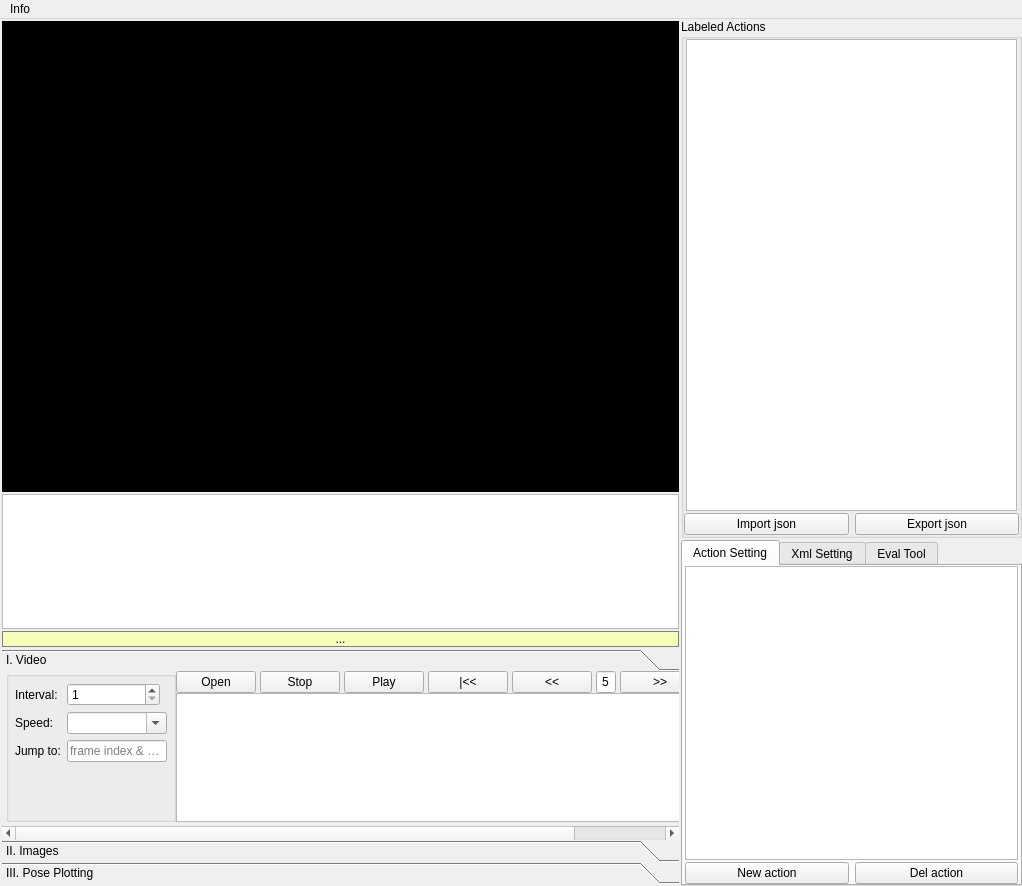
Qt form view/ui_from_creator/mainwindow.ui (ZDL-Git/ActionLabeller) before a commit.
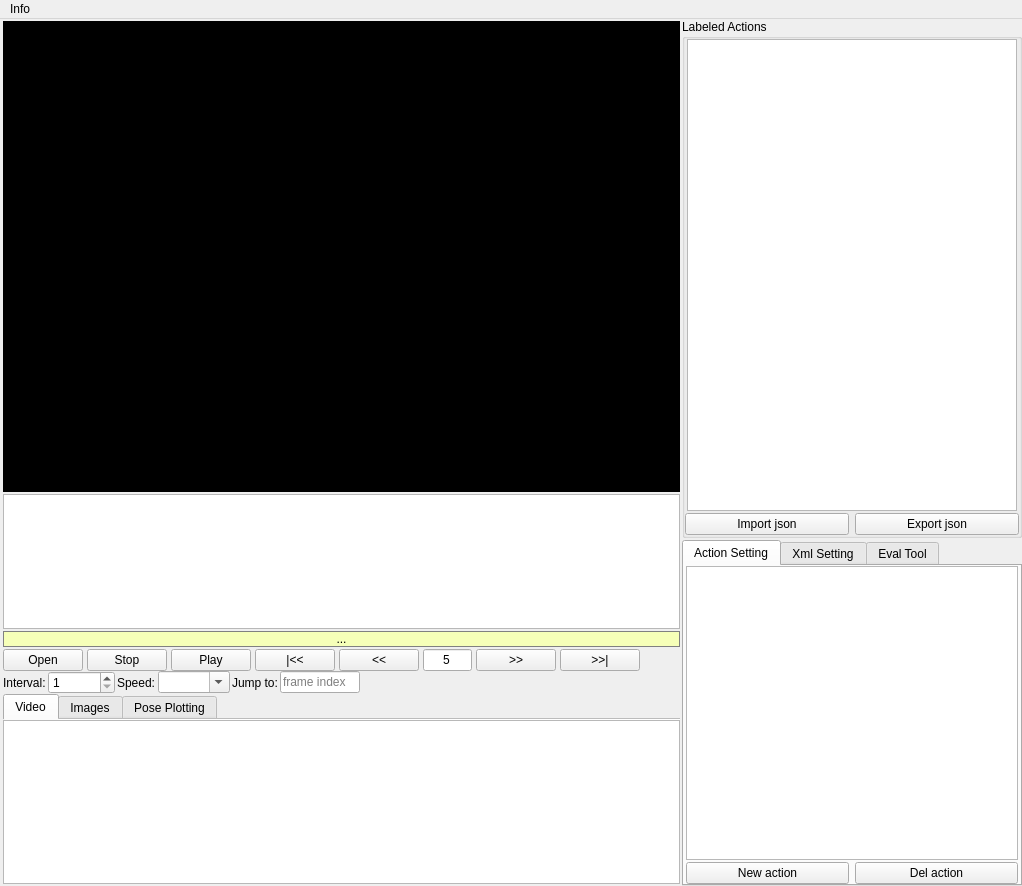
The same form after that commit. Custom widgets are drawn as their Qt base class.

Patch:
```diff
--- a/view/ui_from_creator/mainwindow.ui
+++ b/view/ui_from_creator/mainwindow.ui
@@ -34,7 +34,7 @@
      <enum>QLayout::SetDefaultConstraint</enum>
     </property>
     <property name="leftMargin">
-     <number>0</number>
+     <number>1</number>
     </property>
     <property name="topMargin">
      <number>0</number>
@@ -239,83 +239,9 @@
         </item>
         <item>
          <layout class="QVBoxLayout" name="verticalLayout_2">
-          <property name="topMargin">
-           <number>0</number>
-          </property>
-          <property name="rightMargin">
-           <number>0</number>
-          </property>
-          <item>
-           <widget class="QToolBox" name="tool_box">
-            <property name="enabled">
-             <bool>true</bool>
-            </property>
-            <property name="sizePolicy">
-             <sizepolicy hsizetype="Ignored" vsizetype="Preferred">
-              <horstretch>0</horstretch>
-              <verstretch>0</verstretch>
-             </sizepolicy>
-            </property>
-            <property name="minimumSize">
-             <size>
-              <width>0</width>
-              <height>0</height>
-             </size>
-            </property>
-            <property name="baseSize">
-             <size>
-              <width>0</width>
-              <height>0</height>
-             </size>
-            </property>
-            <property name="styleSheet">
-             <string notr="true"/>
-            </property>
-            <property name="currentIndex">
-             <number>0</number>
-            </property>
-            <property name="tabSpacing">
-             <number>0</number>
-            </property>
-            <widget class="QWidget" name="page">
-             <property name="geometry">
-              <rect>
-               <x>0</x>
-               <y>0</y>
-               <width>674</width>
-               <height>159</height>
-              </rect>
-             </property>
-             <attribute name="label">
-              <string>I. Video</string>
-             </attribute>
-             <layout class="QGridLayout" name="gridLayout_5">
-              <property name="leftMargin">
-               <number>4</number>
-              </property>
-              <property name="topMargin">
-               <number>0</number>
-              </property>
-              <property name="rightMargin">
-               <number>4</number>
-              </property>
-              <property name="bottomMargin">
-               <number>4</number>
-              </property>
-              <property name="horizontalSpacing">
-               <number>0</number>
-              </property>
-              <property name="verticalSpacing">
-               <number>6</number>
-              </property>
-              <item row="0" column="0">
-               <layout class="QHBoxLayout" name="horizontalLayout_2" stretch="0,0">
                 <property name="spacing">
                  <number>0</number>
                 </property>
-                <property name="leftMargin">
-                 <number>0</number>
-                </property>
                 <property name="topMargin">
                  <number>0</number>
                 </property>
@@ -326,146 +252,13 @@
                  <number>0</number>
                 </property>
                 <item>
-                 <widget class="QGroupBox" name="groupBox">
-                  <property name="title">
-                   <string/>
-                  </property>
-                  <layout class="QGridLayout" name="gridLayout_7">
-                   <property name="leftMargin">
-                    <number>6</number>
-                   </property>
-                   <property name="topMargin">
-                    <number>6</number>
-                   </property>
-                   <property name="rightMargin">
-                    <number>6</number>
-                   </property>
-                   <property name="bottomMargin">
-                    <number>6</number>
-                   </property>
-                   <item row="0" column="0">
-                    <layout class="QFormLayout" name="formLayout_2">
-                     <property name="labelAlignment">
-                      <set>Qt::AlignLeading|Qt::AlignLeft|Qt::AlignVCenter</set>
-                     </property>
-                     <property name="formAlignment">
-                      <set>Qt::AlignLeading|Qt::AlignLeft|Qt::AlignTop</set>
-                     </property>
-                     <property name="leftMargin">
-                      <number>0</number>
-                     </property>
-                     <item row="1" column="0">
-                      <widget class="QLabel" name="label_2">
-                       <property name="text">
-                        <string>Interval:</string>
-                       </property>
-                      </widget>
-                     </item>
-                     <item row="3" column="0">
-                      <widget class="QLabel" name="label">
-                       <property name="text">
-                        <string>Speed:</string>
-                       </property>
-                      </widget>
-                     </item>
-                     <item row="5" column="1">
-                      <widget class="QLineEdit" name="input_jumpto">
-                       <property name="sizePolicy">
-                        <sizepolicy hsizetype="Fixed" vsizetype="Fixed">
-                         <horstretch>0</horstretch>
-                         <verstretch>0</verstretch>
-                        </sizepolicy>
-                       </property>
-                       <property name="minimumSize">
-                        <size>
-                         <width>90</width>
-                         <height>0</height>
-                        </size>
-                       </property>
-                       <property name="text">
-                        <string/>
-                       </property>
-                       <property name="alignment">
-                        <set>Qt::AlignLeading|Qt::AlignLeft|Qt::AlignVCenter</set>
-                       </property>
-                       <property name="placeholderText">
-                        <string>frame index &amp; enter</string>
-                       </property>
-                      </widget>
-                     </item>
-                     <item row="5" column="0">
-                      <widget class="QLabel" name="label_3">
-                       <property name="text">
-                        <string>Jump to:</string>
-                       </property>
-                      </widget>
-                     </item>
-                     <item row="3" column="1">
-                      <widget class="QComboBox" name="combo_speed">
-                       <property name="sizePolicy">
-                        <sizepolicy hsizetype="Fixed" vsizetype="Fixed">
-                         <horstretch>0</horstretch>
-                         <verstretch>0</verstretch>
-                        </sizepolicy>
-                       </property>
-                       <property name="minimumSize">
-                        <size>
-                         <width>100</width>
-                         <height>0</height>
-                        </size>
-                       </property>
-                       <property name="styleSheet">
-                        <string notr="true"/>
-                       </property>
-                       <property name="inputMethodHints">
-                        <set>Qt::ImhNone</set>
-                       </property>
-                       <property name="editable">
-                        <bool>true</bool>
-                       </property>
-                      </widget>
-                     </item>
-                     <item row="1" column="1">
-                      <widget class="QSpinBox" name="spin_interval">
-                       <property name="sizePolicy">
-                        <sizepolicy hsizetype="Fixed" vsizetype="Fixed">
-                         <horstretch>0</horstretch>
-                         <verstretch>0</verstretch>
-                        </sizepolicy>
-                       </property>
-                       <property name="minimumSize">
-                        <size>
-                         <width>93</width>
-                         <height>0</height>
-                        </size>
-                       </property>
-                       <property name="alignment">
-                        <set>Qt::AlignLeading|Qt::AlignLeft|Qt::AlignVCenter</set>
-                       </property>
-                       <property name="minimum">
-                        <number>1</number>
-                       </property>
-                       <property name="maximum">
-                        <number>100000</number>
-                       </property>
-                      </widget>
-                     </item>
-                    </layout>
-                   </item>
-                  </layout>
-                 </widget>
-                </item>
-                <item>
-                 <layout class="QVBoxLayout" name="verticalLayout_7">
+           <layout class="QVBoxLayout" name="verticalLayout_4">
                   <property name="spacing">
                    <number>0</number>
                   </property>
                   <property name="topMargin">
                    <number>0</number>
                   </property>
-                  <property name="rightMargin">
-                   <number>0</number>
-                  </property>
                   <property name="bottomMargin">
                    <number>0</number>
                   </property>
@@ -602,76 +395,155 @@
                       </property>
                      </widget>
                     </item>
-                   </layout>
-                  </item>
                   <item>
-                   <layout class="QHBoxLayout" name="horizontalLayout_5">
-                    <property name="topMargin">
-                     <number>0</number>
-                    </property>
-                   </layout>
-                  </item>
-                  <item>
-                   <widget class="QTextBrowser" name="textBrowser"/>
-                  </item>
-                 </layout>
-                </item>
-               </layout>
-              </item>
-             </layout>
-            </widget>
-            <widget class="QWidget" name="page_2">
-             <property name="geometry">
-              <rect>
-               <x>0</x>
-               <y>0</y>
-               <width>674</width>
-               <height>159</height>
-              </rect>
-             </property>
-             <attribute name="label">
-              <string>II. Images</string>
-             </attribute>
-             <layout class="QGridLayout" name="gridLayout_3" rowstretch="0,0,0,0">
-              <property name="leftMargin">
-               <number>4</number>
-              </property>
-              <property name="topMargin">
-               <number>0</number>
-              </property>
-              <property name="rightMargin">
-               <number>4</number>
-              </property>
-              <property name="bottomMargin">
-               <number>4</number>
-              </property>
-              <property name="verticalSpacing">
-               <number>0</number>
-              </property>
-              <item row="0" column="0">
-               <layout class="QHBoxLayout" name="horizontalLayout_4" stretch="0,0">
+               <spacer name="horizontalSpacer_5">
+                <property name="orientation">
+                 <enum>Qt::Horizontal</enum>
+                </property>
+                <property name="sizeHint" stdset="0">
+                 <size>
+                  <width>40</width>
+                  <height>20</height>
+                 </size>
+                </property>
+               </spacer>
+              </item>
+             </layout>
+            </item>
+            <item>
+             <layout class="QHBoxLayout" name="horizontalLayout_4">
                 <property name="spacing">
-                 <number>0</number>
+               <number>2</number>
                 </property>
                 <property name="topMargin">
                  <number>0</number>
                 </property>
-                <property name="rightMargin">
-                 <number>0</number>
-                </property>
                 <property name="bottomMargin">
                  <number>0</number>
                 </property>
                 <item>
-                 <widget class="QPushButton" name="pushButton">
+               <widget class="QLabel" name="label_2">
                   <property name="sizePolicy">
+                 <sizepolicy hsizetype="Minimum" vsizetype="Preferred">
+                  <horstretch>0</horstretch>
+                  <verstretch>0</verstretch>
+                 </sizepolicy>
+                </property>
+                <property name="text">
+                 <string>Interval:</string>
+                </property>
+               </widget>
+              </item>
+              <item>
+               <widget class="QSpinBox" name="spin_interval">
+                <property name="sizePolicy">
                    <sizepolicy hsizetype="Fixed" vsizetype="Fixed">
                     <horstretch>0</horstretch>
                     <verstretch>0</verstretch>
                    </sizepolicy>
                   </property>
+                <property name="minimumSize">
+                 <size>
+                  <width>53</width>
+                  <height>0</height>
+                 </size>
+                </property>
+                <property name="alignment">
+                 <set>Qt::AlignLeading|Qt::AlignLeft|Qt::AlignVCenter</set>
+                </property>
+                <property name="minimum">
+                 <number>1</number>
+                </property>
+                <property name="maximum">
+                 <number>100000</number>
+                </property>
+               </widget>
+              </item>
+              <item>
+               <widget class="QLabel" name="label">
+                <property name="sizePolicy">
+                 <sizepolicy hsizetype="Minimum" vsizetype="Preferred">
+                  <horstretch>0</horstretch>
+                  <verstretch>0</verstretch>
+                 </sizepolicy>
+                </property>
                   <property name="text">
-                   <string>Open</string>
+                 <string>Speed:</string>
+                </property>
+               </widget>
+              </item>
+              <item>
+               <widget class="QComboBox" name="combo_speed">
+                <property name="sizePolicy">
+                 <sizepolicy hsizetype="Fixed" vsizetype="Fixed">
+                  <horstretch>0</horstretch>
+                  <verstretch>0</verstretch>
+                 </sizepolicy>
+                </property>
+                <property name="minimumSize">
+                 <size>
+                  <width>60</width>
+                  <height>0</height>
+                 </size>
+                </property>
+                <property name="styleSheet">
+                 <string notr="true"/>
+                </property>
+                <property name="inputMethodHints">
+                 <set>Qt::ImhNone</set>
+                </property>
+                <property name="editable">
+                 <bool>true</bool>
+                </property>
+               </widget>
+              </item>
+              <item>
+               <widget class="QLabel" name="label_3">
+                <property name="sizePolicy">
+                 <sizepolicy hsizetype="Minimum" vsizetype="Preferred">
+                  <horstretch>0</horstretch>
+                  <verstretch>0</verstretch>
+                 </sizepolicy>
+                </property>
+                <property name="text">
+                 <string>Jump to:</string>
+                </property>
+               </widget>
+              </item>
+              <item>
+               <widget class="QLineEdit" name="input_jumpto">
+                <property name="sizePolicy">
+                 <sizepolicy hsizetype="Fixed" vsizetype="Fixed">
+                  <horstretch>0</horstretch>
+                  <verstretch>0</verstretch>
+                 </sizepolicy>
+                </property>
+                <property name="minimumSize">
+                 <size>
+                  <width>60</width>
+                  <height>0</height>
+                 </size>
+                </property>
+                <property name="maximumSize">
+                 <size>
+                  <width>80</width>
+                  <height>16777215</height>
+                 </size>
+                </property>
+                <property name="baseSize">
+                 <size>
+                  <width>0</width>
+                  <height>0</height>
+                 </size>
+                </property>
+                <property name="text">
+                 <string/>
+                </property>
+                <property name="alignment">
+                 <set>Qt::AlignLeading|Qt::AlignLeft|Qt::AlignVCenter</set>
+                </property>
+                <property name="placeholderText">
+                 <string>frame index</string>
                   </property>
                  </widget>
                 </item>
@@ -690,7 +562,94 @@
                 </item>
                </layout>
               </item>
-              <item row="3" column="0">
+           </layout>
+          </item>
+          <item>
+           <widget class="QTabWidget" name="tab_media">
+            <property name="currentIndex">
+             <number>0</number>
+            </property>
+            <property name="documentMode">
+             <bool>true</bool>
+            </property>
+            <widget class="QWidget" name="tab_video">
+             <attribute name="title">
+              <string>Video</string>
+             </attribute>
+             <layout class="QGridLayout" name="gridLayout">
+              <property name="leftMargin">
+               <number>0</number>
+              </property>
+              <property name="topMargin">
+               <number>0</number>
+              </property>
+              <property name="rightMargin">
+               <number>0</number>
+              </property>
+              <property name="bottomMargin">
+               <number>0</number>
+              </property>
+              <item row="0" column="0">
+               <layout class="QHBoxLayout" name="horizontalLayout_2" stretch="0">
+                <property name="spacing">
+                 <number>0</number>
+                </property>
+                <property name="leftMargin">
+                 <number>0</number>
+                </property>
+                <property name="topMargin">
+                 <number>0</number>
+                </property>
+                <property name="rightMargin">
+                 <number>0</number>
+                </property>
+                <property name="bottomMargin">
+                 <number>0</number>
+                </property>
+                <item>
+                 <layout class="QVBoxLayout" name="verticalLayout_7">
+                  <property name="spacing">
+                   <number>0</number>
+                  </property>
+                  <property name="topMargin">
+                   <number>0</number>
+                  </property>
+                  <property name="rightMargin">
+                   <number>0</number>
+                  </property>
+                  <property name="bottomMargin">
+                   <number>0</number>
+                  </property>
+                  <item>
+                   <widget class="QTextBrowser" name="textBrowser"/>
+                  </item>
+                 </layout>
+                </item>
+               </layout>
+              </item>
+             </layout>
+            </widget>
+            <widget class="QWidget" name="tab_image">
+             <attribute name="title">
+              <string>Images</string>
+             </attribute>
+             <layout class="QGridLayout" name="gridLayout_3">
+              <property name="leftMargin">
+               <number>0</number>
+              </property>
+              <property name="topMargin">
+               <number>0</number>
+              </property>
+              <property name="rightMargin">
+               <number>0</number>
+              </property>
+              <property name="bottomMargin">
+               <number>0</number>
+              </property>
+              <property name="verticalSpacing">
+               <number>0</number>
+              </property>
+              <item row="1" column="0" rowspan="2" colspan="2">
                <layout class="QVBoxLayout" name="verticalLayout_6">
                 <item>
                  <widget class="QListView" name="listView_2">
@@ -746,25 +705,22 @@
               </item>
              </layout>
             </widget>
-            <widget class="QWidget" name="page_3">
-             <attribute name="label">
-              <string>III. Pose Plotting</string>
+            <widget class="QWidget" name="tab_pose">
+             <attribute name="title">
+              <string>Pose Plotting</string>
              </attribute>
-             <layout class="QGridLayout" name="gridLayout">
+             <layout class="QGridLayout" name="gridLayout_5">
               <property name="leftMargin">
-               <number>4</number>
+               <number>0</number>
               </property>
               <property name="topMargin">
                <number>0</number>
               </property>
               <property name="rightMargin">
-               <number>4</number>
+               <number>0</number>
               </property>
               <property name="bottomMargin">
-               <number>4</number>
-              </property>
-              <property name="horizontalSpacing">
-               <number>-1</number>
+               <number>0</number>
               </property>
               <item row="0" column="0">
                <layout class="QVBoxLayout" name="verticalLayout_3">
@@ -977,6 +933,9 @@
           <property name="tabPosition">
            <enum>QTabWidget::North</enum>
           </property>
+          <property name="tabShape">
+           <enum>QTabWidget::Rounded</enum>
+          </property>
           <property name="currentIndex">
            <number>0</number>
           </property>
@@ -989,6 +948,12 @@
           <property name="elideMode">
            <enum>Qt::ElideRight</enum>
           </property>
+          <property name="usesScrollButtons">
+           <bool>false</bool>
+          </property>
+          <property name="documentMode">
+           <bool>false</bool>
+          </property>
           <widget class="QWidget" name="tab_action_setting">
            <attribute name="title">
             <string>Action Setting</string>
```
Left out of the diff: 52 changed lines with no effect on the pictures. Lines whose indentation alone changed are shown as unchanged.
